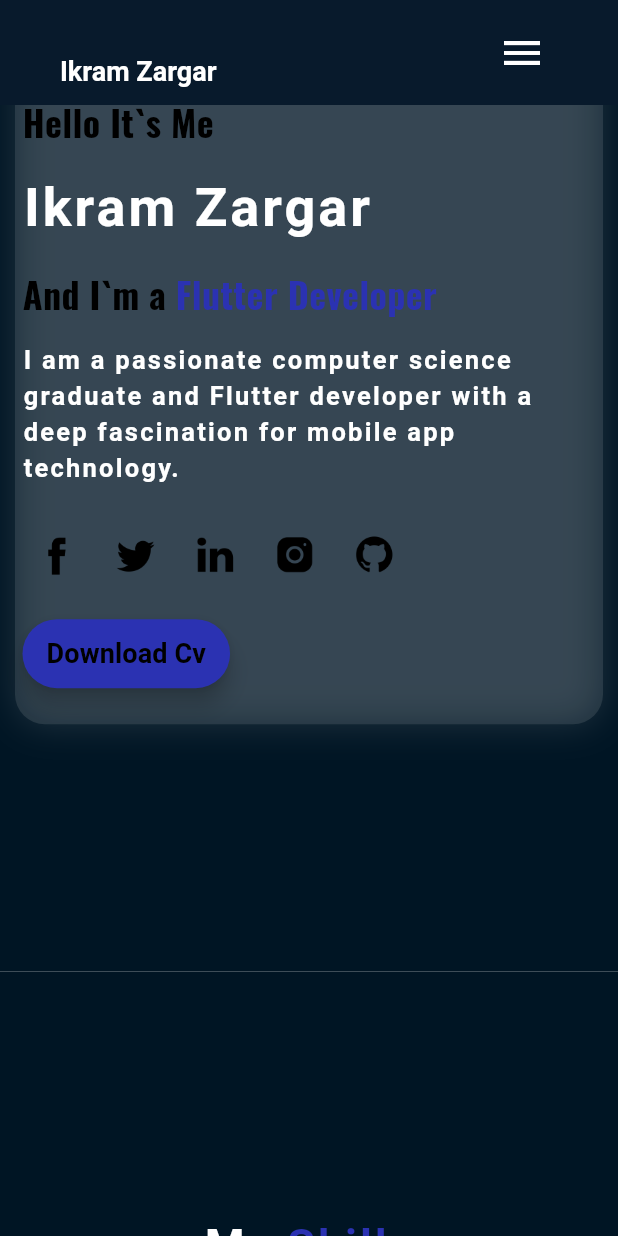
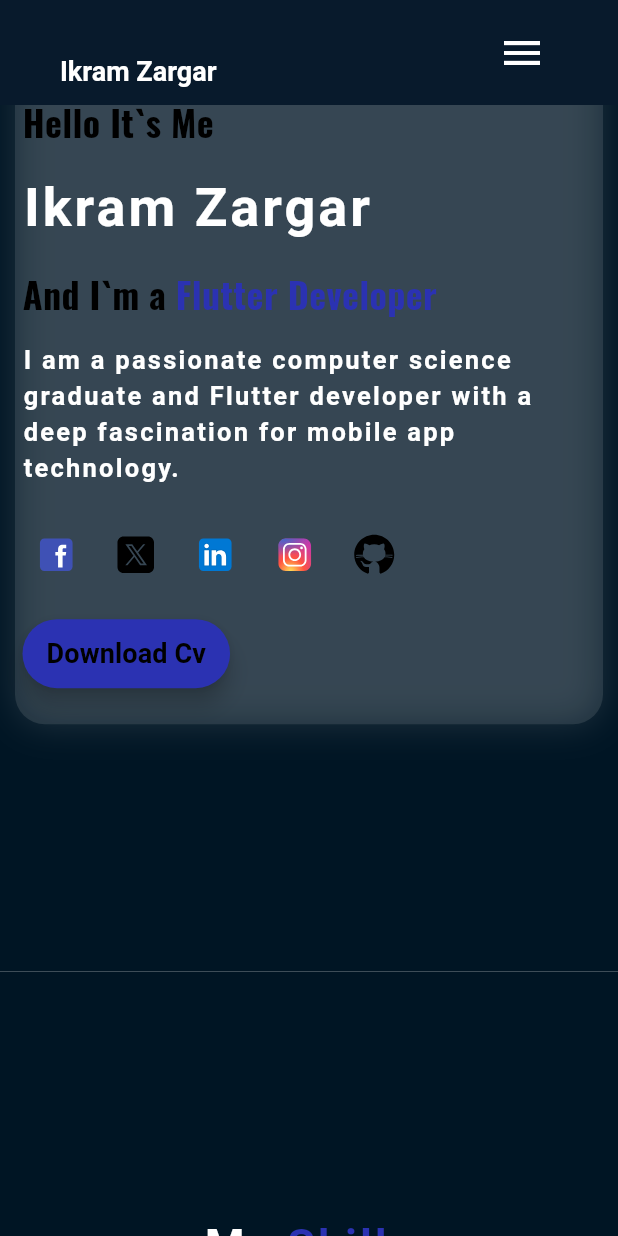
Before and after one commit to ikramzargar/my-portfolio, a Flutter app: the screen it shows after launch, scrolled down 576 dp, after a tap on "Download Cv", on a phone screen of 412 x 824 dp. Run offline on Flutter 3.47's test engine with Material 3 defaults, Android fonts, the phone set to English and light mode, and no system bars; drawn by our look-alikes of animated_text_kit, flutter_animate, scrollable_positioned_list; our stand-ins replace animate_do, flutter_svg, google_fonts, lottie.

Commit message:
coloured icons

```diff
--- a/lib/globals/app_assets.dart
+++ b/lib/globals/app_assets.dart
@@ -1,9 +1,9 @@
 class AppAssets {
-  static String facebook = 'assets/images/face.png';
-  static String github = 'assets/images/git.png';
-  static String linkedin = 'assets/images/in.png';
-  static String insta = 'assets/images/insta.png';
-  static String twitter = 'assets/images/twit.png';
+  static String facebook = 'assets/icons/facebook.svg';
+  static String github = 'assets/icons/github.svg';
+  static String linkedin = 'assets/icons/linkedin.svg';
+  static String insta = 'assets/icons/insta.svg';
+  static String twitter = 'assets/icons/twitter.svg';
   static String profile1 = 'assets/images/pro1.png';
   static String profile2 = 'assets/images/pro2.png';
   static String project1 = 'assets/images/project1.png';
--- a/lib/views/home_page.dart
+++ b/lib/views/home_page.dart
@@ -217,7 +217,9 @@ class _HomePageState extends State<HomePage> {
         FadeInUp(
           duration: const Duration(milliseconds: 1800),
           child: AppButtons.buildMaterialButton(
-              onTap: () {}, buttonText: 'Download Cv'),
+              onTap: () {
+                Utils().launch('https://docs.google.com/document/d/1_IkYOUo-dK5TLZT34RmdvuGerJijokRnVLdwLDkiieI/edit?usp=sharing');
+              }, buttonText: 'Download Cv'),
         ),
         const SizedBox(
           height: 18,
@@ -236,7 +238,7 @@ class _HomePageState extends State<HomePage> {
         shape: BoxShape.circle,
       ),
       padding: const EdgeInsets.all(6),
-      child: Image.asset(
+      child: SvgPicture.asset(
         asset,
         width: 10,
         height: 12,
```
Also changed, not shown: assets/icons/github.svg (added), assets/icons/insta.svg (added), assets/icons/linkedin.svg (added), assets/icons/twitter.svg (added), 4 other files.
